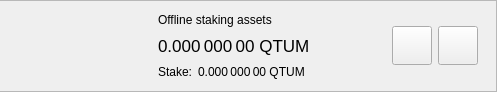
Old version of the form src/qt/forms/delegationitemwidget.ui in the repository SIProjects/SICash.Network; both pictures show x 230 to 727 and y 0 to 92 of the 727 by 92 pixel window.
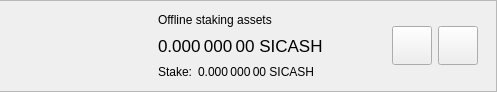
New version of the form.

```diff
--- a/src/qt/forms/delegationitemwidget.ui
+++ b/src/qt/forms/delegationitemwidget.ui
@@ -236,7 +236,7 @@
                   <string>Your current spendable balance</string>
                  </property>
                  <property name="text">
-                  <string notr="true">0.000 000 00 QTUM</string>
+                  <string notr="true">0.000 000 00 SICASH</string>
                  </property>
                  <property name="alignment">
                   <set>Qt::AlignLeading|Qt::AlignLeft|Qt::AlignVCenter</set>
@@ -270,7 +270,7 @@
                  <item>
                   <widget class="QLabel" name="labelStake">
                    <property name="text">
-                    <string>0.000 000 00 QTUM</string>
+                    <string>0.000 000 00 SICASH</string>
                    </property>
                    <property name="alignment">
                     <set>Qt::AlignLeading|Qt::AlignLeft|Qt::AlignVCenter</set>
```
